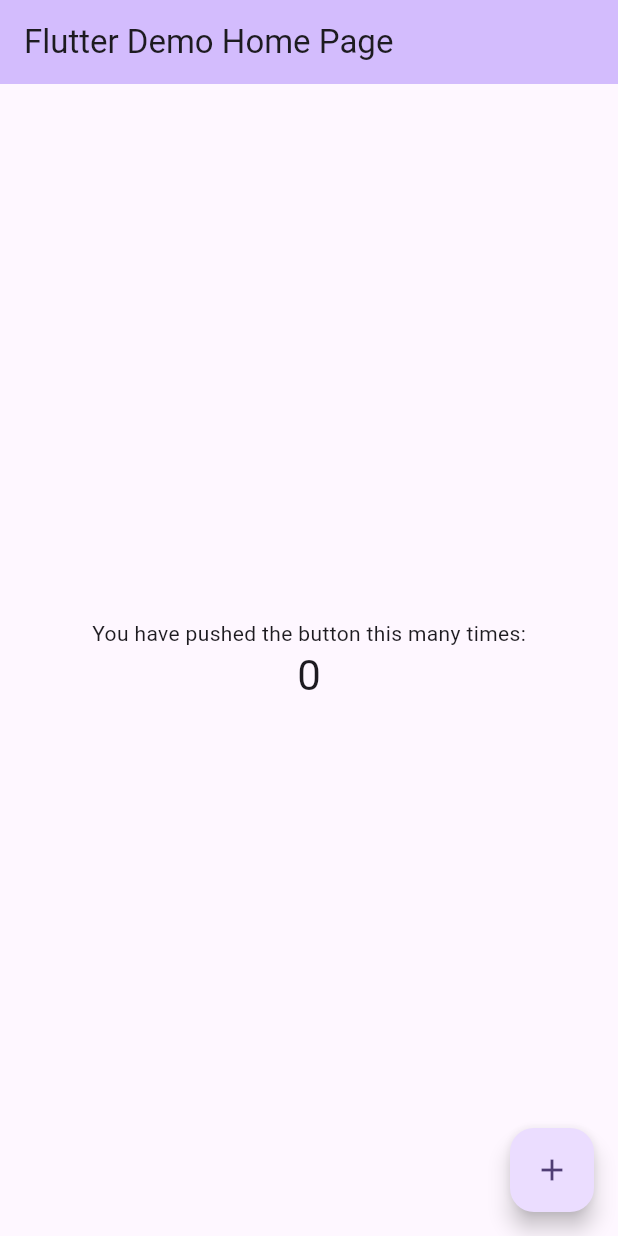
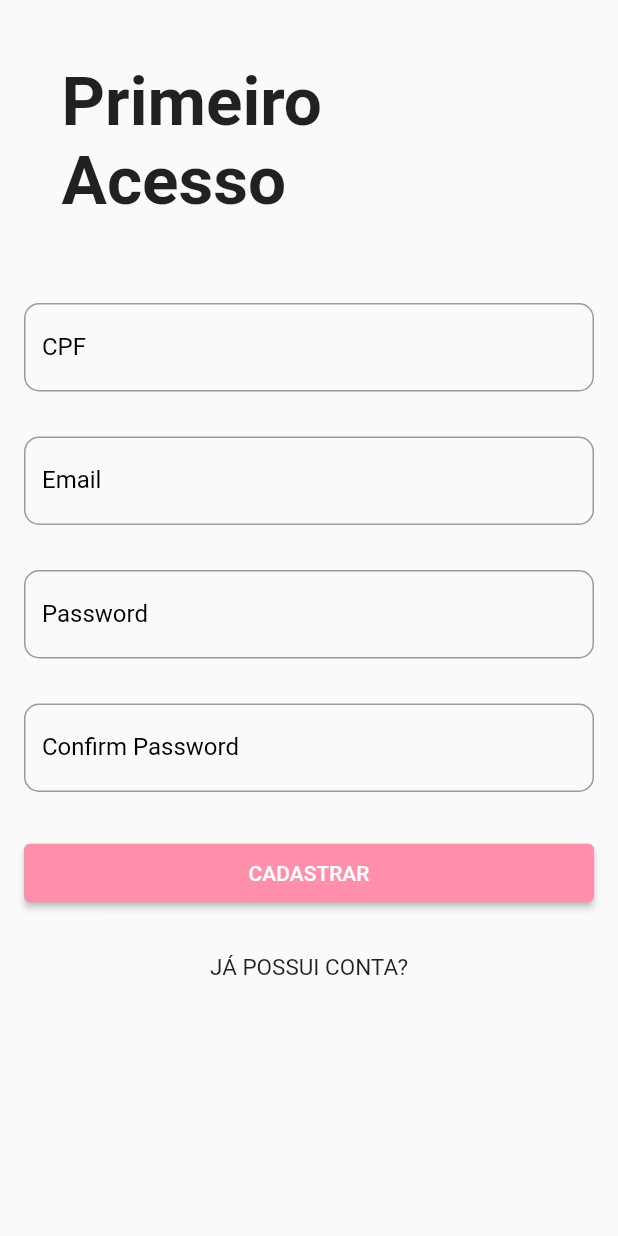
Before and after one commit to PedroPrazz/prognosticare, a Flutter app: the screen it shows after launch, on a phone screen of 412 x 824 dp. Run offline on Flutter 3.47's test engine with Material 2 defaults, Android fonts, the phone set to English and light mode, and no system bars.

Commit message:
primeiro acesso

```diff
--- /dev/null
+++ b/lib/login.dart
@@ -0,0 +1,161 @@
+import 'package:flutter/material.dart';
+
+class LoginPage extends StatefulWidget {
+  const LoginPage({super.key});
+
+  @override
+  State<LoginPage> createState() => _LoginPageState();
+}
+
+class _LoginPageState extends State<LoginPage> {
+  @override
+
+final _formKey = GlobalKey<FormState>();
+  String _cpf = '';
+  String _email = '';
+  String _password = '';
+  String _confirmPassword = '';
+
+void _submitForm() {
+    if (_formKey.currentState!.validate()) {
+      // Form is valid, process the data
+      // You can add your logic here to handle the form submission
+      print('CPF: $_cpf');
+      print('Email: $_email');
+      print('Password: $_password');
+    }
+  }
+
+  Widget build(BuildContext context) {
+    return Scaffold(
+     body: Padding(
+        padding: const EdgeInsets.all(16.0),
+        child: Form(
+          key: _formKey,
+          child: Column(
+            children: [
+              Container(
+                margin: EdgeInsets.all(25),
+                child: Text('Primeiro Acesso',
+                style: TextStyle(
+                  fontSize: 45,
+                  fontWeight: FontWeight.bold
+                ),)),
+              SizedBox(height: 30),
+              Container(
+                width: 500,
+                child: TextFormField(
+                  decoration: InputDecoration(
+                    labelText: 'CPF',
+                    labelStyle: TextStyle(color: Colors.black),
+                    border: OutlineInputBorder(borderRadius: BorderRadius.circular(10)),
+                    focusedBorder: OutlineInputBorder( borderSide: BorderSide(color: Color.fromRGBO(255, 143, 171, 1)))
+                    ),
+                    cursorColor: Color.fromRGBO(255, 143, 171, 1),
+                  validator: (value) {
+                    if (value == null || value.isEmpty) {
+                      return 'CPF is required';
+                    }
+                    // You can add more validation for CPF format if needed
+                    return null;
+                  },
+                  onChanged: (value) {
+                    setState(() {
+                      _cpf = value;
+                    });
+                  },
+                ),
+              ),
+              SizedBox(height: 30),
+              TextFormField(
+                decoration: InputDecoration(labelText: 'Email',
+                    labelStyle: TextStyle(color: Colors.black),
+                    border: OutlineInputBorder(borderRadius: BorderRadius.circular(10)),
+                    focusedBorder: OutlineInputBorder( borderSide: BorderSide(color: Color.fromRGBO(255, 143, 171, 1)))
+                    ),
+                    cursorColor: Color.fromRGBO(255, 143, 171, 1),
+                validator: (value) {
+                  if (value == null || value.isEmpty) {
+                    return 'Email is required';
+                  }
+                  // You can add more validation for email format if needed
+                  return null;
+                },
+                onChanged: (value) {
+                  setState(() {
+                    _email = value;
+                  });
+                },
+              ),
+              SizedBox(height: 30),
+              TextFormField(
+                decoration: InputDecoration(labelText: 'Password',
+                    labelStyle: TextStyle(color: Colors.black),
+                    border: OutlineInputBorder(borderRadius: BorderRadius.circular(10)),
+                    focusedBorder: OutlineInputBorder( borderSide: BorderSide(color: Color.fromRGBO(255, 143, 171, 1)))
+                    ),
+                    cursorColor: Color.fromRGBO(255, 143, 171, 1),
+                obscureText: true,
+                validator: (value) {
+                  if (value == null || value.isEmpty) {
+                    return 'Password is required';
+                  }
+                  // You can add more complex password validation if needed
+                  return null;
+                },
+                onChanged: (value) {
+                  setState(() {
+                    _password = value;
+                  });
+                },
+              ),
+              SizedBox(height: 30),
+              TextFormField(
+                decoration: InputDecoration(labelText: 'Confirm Password',
+                    labelStyle: TextStyle(color: Colors.black),
+                    border: OutlineInputBorder(borderRadius: BorderRadius.circular(10)),
+                    focusedBorder: OutlineInputBorder( borderSide: BorderSide(color: Color.fromRGBO(255, 143, 171, 1)))
+                    ),
+                    cursorColor: Color.fromRGBO(255, 143, 171, 1),
+                obscureText: true,
+                validator: (value) {
+                  if (value == null || value.isEmpty) {
+                    return 'Please confirm your password';
+                  }
+                  if (value != _password) {
+                    return 'Passwords do not match';
+                  }
+                  return null;
+                },
+                onChanged: (value) {
+                  setState(() {
+                    _confirmPassword = value;
+                  });
+                },
+              ),
+              SizedBox(height: 30),
+              ElevatedButton(
+                style: ElevatedButton.styleFrom(
+                  backgroundColor: Color.fromRGBO(255, 143, 171, 1),
+                  alignment: Alignment.center,
+                ),
+                onPressed: _submitForm,
+                child: Container(
+                  width: 500,
+                  height: 39,
+                  child: Center(child: Text('CADASTRAR'))),
+              ),
+              SizedBox(height: 30),
+              Text(
+                  'JÁ POSSUI CONTA?',
+                  textAlign: TextAlign.center,
+                  style: TextStyle(
+                    fontSize: 15,
+                  ),
+                ),
+            ],
+          ),
+        ),
+      ),);
+  }
+}
--- a/lib/main.dart
+++ b/lib/main.dart
@@ -1,125 +1,11 @@
 import 'package:flutter/material.dart';
+import 'package:prognosticare/login.dart';
 
 void main() {
-  runApp(const MyApp());
+  runApp(
+    MaterialApp(
+      debugShowCheckedModeBanner: false,
+      home: LoginPage(),
+    ),
+  );
 }
-
-class MyApp extends StatelessWidget {
-  const MyApp({super.key});
-
-  // This widget is the root of your application.
-  @override
-  Widget build(BuildContext context) {
-    return MaterialApp(
-      title: 'Flutter Demo',
-      theme: ThemeData(
-        // This is the theme of your application.
-        //
-        // TRY THIS: Try running your application with "flutter run". You'll see
-        // the application has a blue toolbar. Then, without quitting the app,
-        // try changing the seedColor in the colorScheme below to Colors.green
-        // and then invoke "hot reload" (save your changes or press the "hot
-        // reload" button in a Flutter-supported IDE, or press "r" if you used
-        // the command line to start the app).
-        //
-        // Notice that the counter didn't reset back to zero; the application
-        // state is not lost during the reload. To reset the state, use hot
-        // restart instead.
-        //
-        // This works for code too, not just values: Most code changes can be
-        // tested with just a hot reload.
-        colorScheme: ColorScheme.fromSeed(seedColor: Colors.deepPurple),
-        useMaterial3: true,
-      ),
-      home: const MyHomePage(title: 'Flutter Demo Home Page'),
-    );
-  }
-}
-
-class MyHomePage extends StatefulWidget {
-  const MyHomePage({super.key, required this.title});
-
-  // This widget is the home page of your application. It is stateful, meaning
-  // that it has a State object (defined below) that contains fields that affect
-  // how it looks.
-
-  // This class is the configuration for the state. It holds the values (in this
-  // case the title) provided by the parent (in this case the App widget) and
-  // used by the build method of the State. Fields in a Widget subclass are
-  // always marked "final".
-
-  final String title;
-
-  @override
-  State<MyHomePage> createState() => _MyHomePageState();
-}
-
-class _MyHomePageState extends State<MyHomePage> {
-  int _counter = 0;
-
-  void _incrementCounter() {
-    setState(() {
-      // This call to setState tells the Flutter framework that something has
-      // changed in this State, which causes it to rerun the build method below
-      // so that the display can reflect the updated values. If we changed
-      // _counter without calling setState(), then the build method would not be
-      // called again, and so nothing would appear to happen.
-      _counter++;
-    });
-  }
-
-  @override
-  Widget build(BuildContext context) {
-    // This method is rerun every time setState is called, for instance as done
-    // by the _incrementCounter method above.
-    //
-    // The Flutter framework has been optimized to make rerunning build methods
-    // fast, so that you can just rebuild anything that needs updating rather
-    // than having to individually change instances of widgets.
-    return Scaffold(
-      appBar: AppBar(
-        // TRY THIS: Try changing the color here to a specific color (to
-        // Colors.amber, perhaps?) and trigger a hot reload to see the AppBar
-        // change color while the other colors stay the same.
-        backgroundColor: Theme.of(context).colorScheme.inversePrimary,
-        // Here we take the value from the MyHomePage object that was created by
-        // the App.build method, and use it to set our appbar title.
-        title: Text(widget.title),
-      ),
-      body: Center(
-        // Center is a layout widget. It takes a single child and positions it
-        // in the middle of the parent.
-        child: Column(
-          // Column is also a layout widget. It takes a list of children and
-          // arranges them vertically. By default, it sizes itself to fit its
-          // children horizontally, and tries to be as tall as its parent.
-          //
-          // Column has various properties to control how it sizes itself and
-          // how it positions its children. Here we use mainAxisAlignment to
-          // center the children vertically; the main axis here is the vertical
-          // axis because Columns are vertical (the cross axis would be
-          // horizontal).
-          //
-          // TRY THIS: Invoke "debug painting" (choose the "Toggle Debug Paint"
-          // action in the IDE, or press "p" in the console), to see the
-          // wireframe for each widget.
-          mainAxisAlignment: MainAxisAlignment.center,
-          children: <Widget>[
-            const Text(
-              'You have pushed the button this many times:',
-            ),
-            Text(
-              '$_counter',
-              style: Theme.of(context).textTheme.headlineMedium,
-            ),
-          ],
-        ),
-      ),
-      floatingActionButton: FloatingActionButton(
-        onPressed: _incrementCounter,
-        tooltip: 'Increment',
-        child: const Icon(Icons.add),
-      ), // This trailing comma makes auto-formatting nicer for build methods.
-    );
-  }
-}
```
Also changed, not shown: assets/images/logo.png (added), 1 other file.
